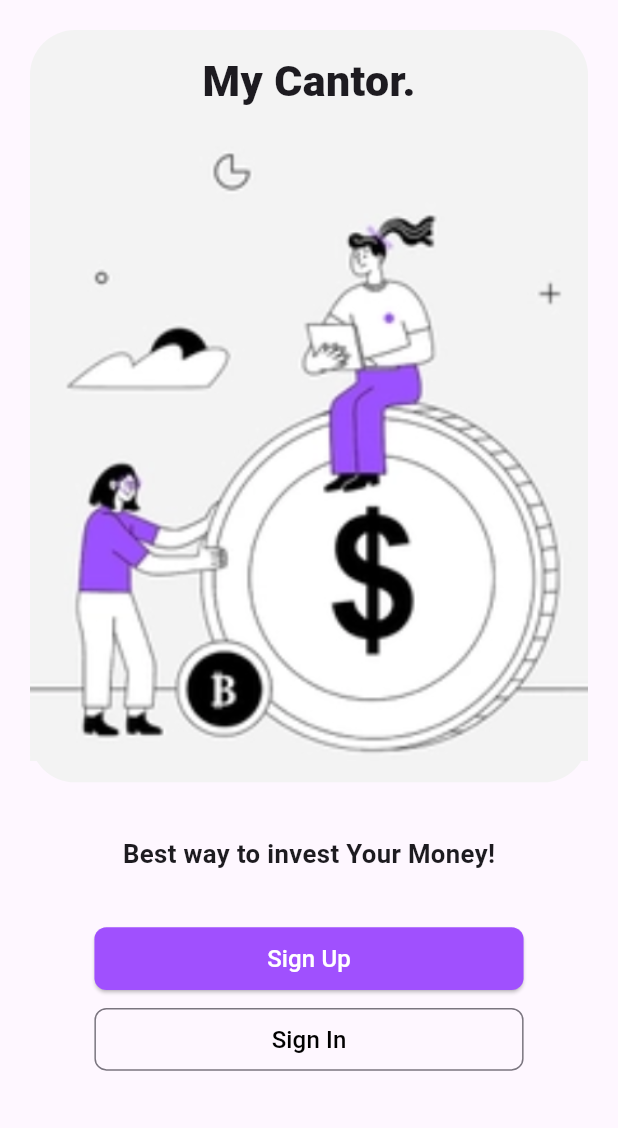
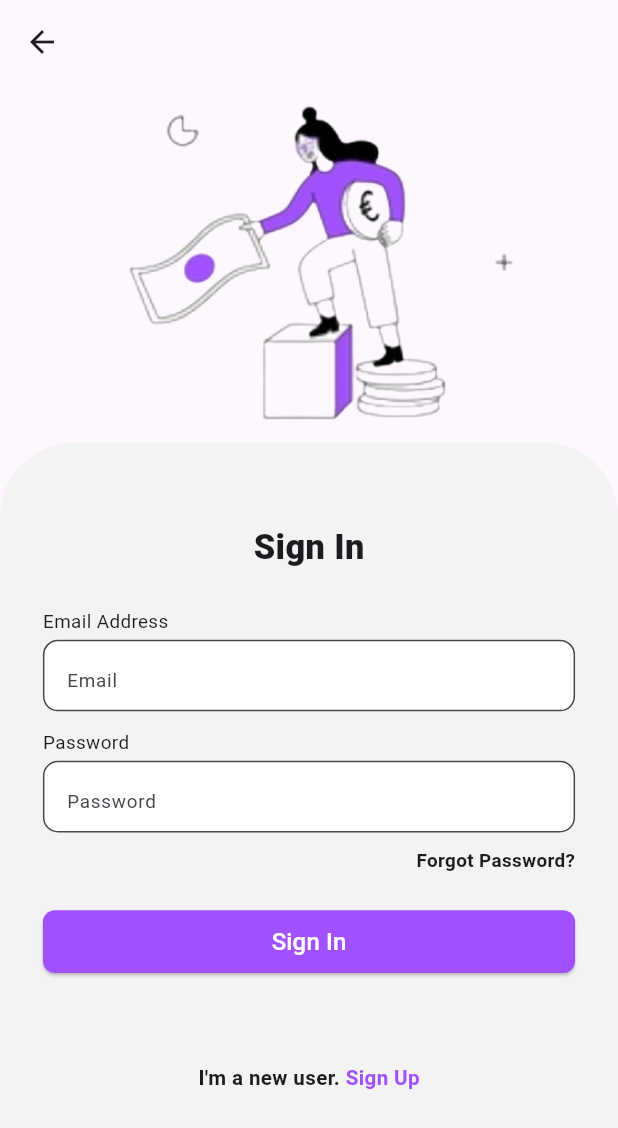
Before and after one commit to habeeb321/Sky-WebDesign, a Flutter app: the SignUpSignInScreen screen opened directly, after a tap on "Sign In", on a phone screen of 412 x 824 dp. Shown: the top 1128 px of the screen. Run offline on Flutter 3.47's test engine with Material 3 defaults, Android fonts, the light colour scheme and no system bars; our stand-ins replace dots_indicator, flutter_screenutil, get.

Commit message:
signin screen completed and modified other screens

```diff
--- /dev/null
+++ b/lib/signup_sigin_screen/signin_screen/signin_screen.dart
@@ -0,0 +1,159 @@
+import 'package:flutter/material.dart';
+import 'package:flutter_screenutil/flutter_screenutil.dart';
+
+class SignInScreen extends StatelessWidget {
+  const SignInScreen({super.key});
+
+  @override
+  Widget build(BuildContext context) {
+    return Scaffold(
+      appBar: AppBar(
+        leading: IconButton(
+          onPressed: () {},
+          icon: const Icon(Icons.arrow_back),
+        ),
+      ),
+      body: SafeArea(
+        child: Column(
+          children: [
+            Image(
+              image: const AssetImage('assets/signin.png'),
+              fit: BoxFit.cover,
+              height: 200.h,
+            ),
+            Expanded(
+              child: Container(
+                decoration: BoxDecoration(
+                  color: const Color(0xffF3F3F3),
+                  borderRadius: BorderRadius.circular(50),
+                ),
+                child: Padding(
+                  padding: EdgeInsets.symmetric(horizontal: 25.w),
+                  child: Column(
+                    crossAxisAlignment: CrossAxisAlignment.start,
+                    children: [
+                      SizedBox(height: 45.h),
+                      Center(
+                        child: Text(
+                          'Sign In',
+                          style: TextStyle(
+                            fontWeight: FontWeight.w800,
+                            fontSize: 20.sp,
+                          ),
+                        ),
+                      ),
+                      SizedBox(height: 20.h),
+                      Text(
+                        'Email Address',
+                        style: TextStyle(fontSize: 11.sp),
+                      ),
+                      const SizedBox(height: 3),
+                      SizedBox(
+                        height: 40.h,
+                        child: TextFormField(
+                          decoration: InputDecoration(
+                            filled: true,
+                            fillColor: Colors.white,
+                            border: OutlineInputBorder(
+                              borderRadius: BorderRadius.circular(10),
+                            ),
+                            hintText: 'Email',
+                            hintStyle: TextStyle(fontSize: 11.sp),
+                          ),
+                        ),
+                      ),
+                      SizedBox(height: 10.h),
+                      Text(
+                        'Password',
+                        style: TextStyle(fontSize: 11.sp),
+                      ),
+                      const SizedBox(height: 3),
+                      SizedBox(
+                        height: 40.h,
+                        child: TextFormField(
+                          obscureText: true,
+                          decoration: InputDecoration(
+                            filled: true,
+                            fillColor: Colors.white,
+                            border: OutlineInputBorder(
+                              borderRadius: BorderRadius.circular(10),
+                            ),
+                            hintText: 'Password',
+                            hintStyle: TextStyle(fontSize: 11.sp),
+                          ),
+                        ),
+                      ),
+                      const SizedBox(height: 10),
+                      Align(
+                        alignment: Alignment.centerRight,
+                        child: GestureDetector(
+                          onTap: () {},
+                          child: Text(
+                            'Forgot Password?',
+                            style: TextStyle(
+                              fontSize: 11.sp,
+                              fontWeight: FontWeight.bold,
+                            ),
+                          ),
+                        ),
+                      ),
+                      SizedBox(height: 20.h),
+                      Center(
+                        child: SizedBox(
+                          height: 35.h,
+                          width: double.infinity,
+                          child: ElevatedButton(
+                            onPressed: () {},
+                            style: ButtonStyle(
+                              backgroundColor: MaterialStateProperty.all(
+                                const Color(0xffA050FE),
+                              ),
+                              shape: MaterialStateProperty.all(
+                                RoundedRectangleBorder(
+                                  borderRadius: BorderRadius.circular(8),
+                                ),
+                              ),
+                            ),
+                            child: Text(
+                              'Sign In',
+                              style: TextStyle(
+                                  color: Colors.white, fontSize: 14.sp),
+                            ),
+                          ),
+                        ),
+                      ),
+                      SizedBox(height: 50.h),
+                      Center(
+                        child: Text.rich(
+                          TextSpan(
+                            children: [
+                              TextSpan(
+                                text: "I'm a new user. ",
+                                style: TextStyle(
+                                  fontWeight: FontWeight.bold,
+                                  fontSize: 12.sp,
+                                ),
+                              ),
+                              TextSpan(
+                                text: 'Sign Up',
+                                style: TextStyle(
+                                  fontWeight: FontWeight.bold,
+                                  fontSize: 12.sp,
+                                  color: const Color(0xffA050FE),
+                                ),
+                              ),
+                            ],
+                          ),
+                        ),
+                      ),
+                    ],
+                  ),
+                ),
+              ),
+            ),
+          ],
+        ),
+      ),
+    );
+  }
+}
--- a/lib/signup_sigin_screen/signup_signin_screen.dart
+++ b/lib/signup_sigin_screen/signup_signin_screen.dart
@@ -1,5 +1,7 @@
 import 'package:flutter/material.dart';
 import 'package:flutter_screenutil/flutter_screenutil.dart';
+import 'package:get/route_manager.dart';
+import 'package:skywebdesign/signup_sigin_screen/signin_screen/signin_screen.dart';
 
 class SignUpSignInScreen extends StatelessWidget {
   const SignUpSignInScreen({super.key});
@@ -34,7 +36,6 @@ class SignUpSignInScreen extends StatelessWidget {
                         image: const AssetImage('assets/mycantor.png'),
                         fit: BoxFit.cover,
                         height: 350.h,
-                        width: double.infinity,
                       ),
                     ],
                   ),
@@ -74,7 +75,7 @@ class SignUpSignInScreen extends StatelessWidget {
                   height: 35.h,
                   width: 250.w,
                   child: OutlinedButton(
-                    onPressed: () {},
+                    onPressed: () => Get.to(() => const SignInScreen()),
                     style: OutlinedButton.styleFrom(
                       shape: RoundedRectangleBorder(
                         borderRadius: BorderRadius.circular(8.0),
--- a/lib/splash_screen/first_splash.dart
+++ b/lib/splash_screen/first_splash.dart
@@ -29,7 +29,6 @@ class FirstSplash extends StatelessWidget {
       ),
       body: Padding(
         padding: EdgeInsets.symmetric(horizontal: 20.w),
-        child: SingleChildScrollView(
         child: Column(
           crossAxisAlignment: CrossAxisAlignment.start,
           children: [
@@ -52,10 +51,11 @@ class FirstSplash extends StatelessWidget {
               ),
             ),
             SizedBox(height: 50.h),
-              const Center(
+            Center(
               child: Image(
-                  image: AssetImage('assets/splashone.png'),
+                image: const AssetImage('assets/splashone.png'),
                 fit: BoxFit.cover,
+                height: 300.h,
               ),
             ),
             SizedBox(height: 30.h),
@@ -84,7 +84,6 @@ class FirstSplash extends StatelessWidget {
           ],
         ),
       ),
-      ),
     );
   }
 }
--- a/lib/splash_screen/second_splash.dart
+++ b/lib/splash_screen/second_splash.dart
@@ -44,10 +44,11 @@ class SecondSplash extends StatelessWidget {
             crossAxisAlignment: CrossAxisAlignment.start,
             children: [
               SizedBox(height: 30.h),
-              const Center(
+              Center(
                 child: Image(
-                  image: AssetImage('assets/splashtwo.png'),
+                  image: const AssetImage('assets/splashtwo.png'),
                   fit: BoxFit.cover,
+                  height: 300.h,
                 ),
               ),
               SizedBox(height: 35.h),
--- a/lib/splash_screen/thrid_splash.dart
+++ b/lib/splash_screen/thrid_splash.dart
@@ -61,10 +61,11 @@ class ThirdSplash extends StatelessWidget {
                 ),
               ),
               SizedBox(height: 50.h),
-              const Center(
+              Center(
                 child: Image(
-                  image: AssetImage('assets/splashthree.png'),
+                  image: const AssetImage('assets/splashthree.png'),
                   fit: BoxFit.cover,
+                  height: 300.h,
                 ),
               ),
               SizedBox(height: 30.h),
```
Also changed, not shown: assets/mycantor.png, assets/signin.png (added). Lines whose indentation alone changed are shown as unchanged.
